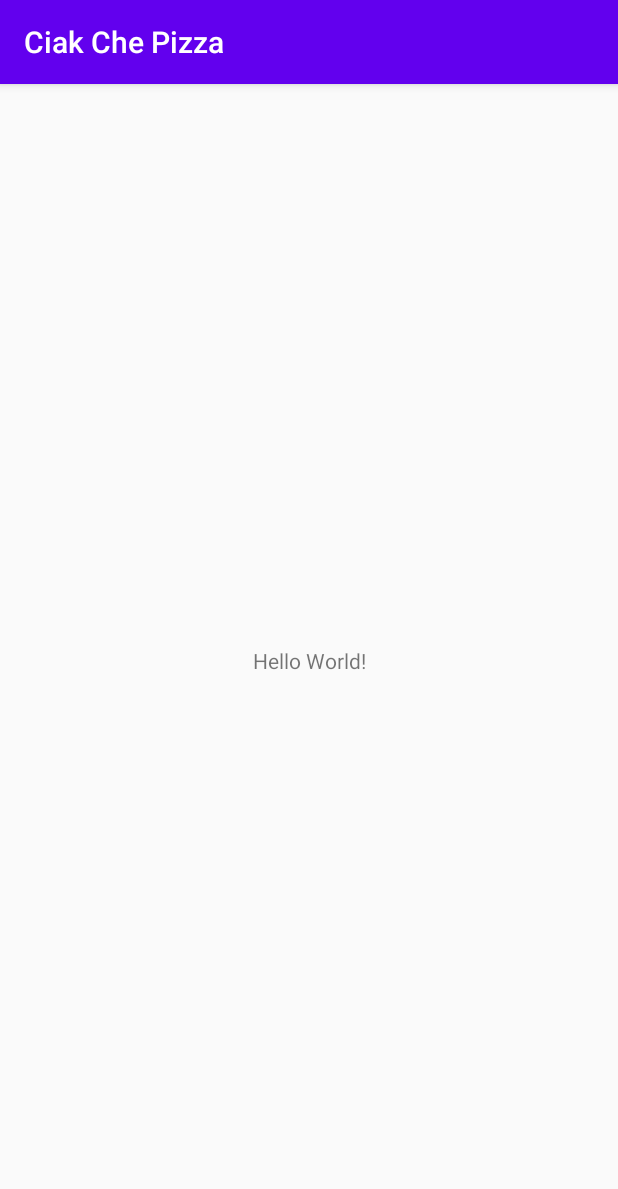
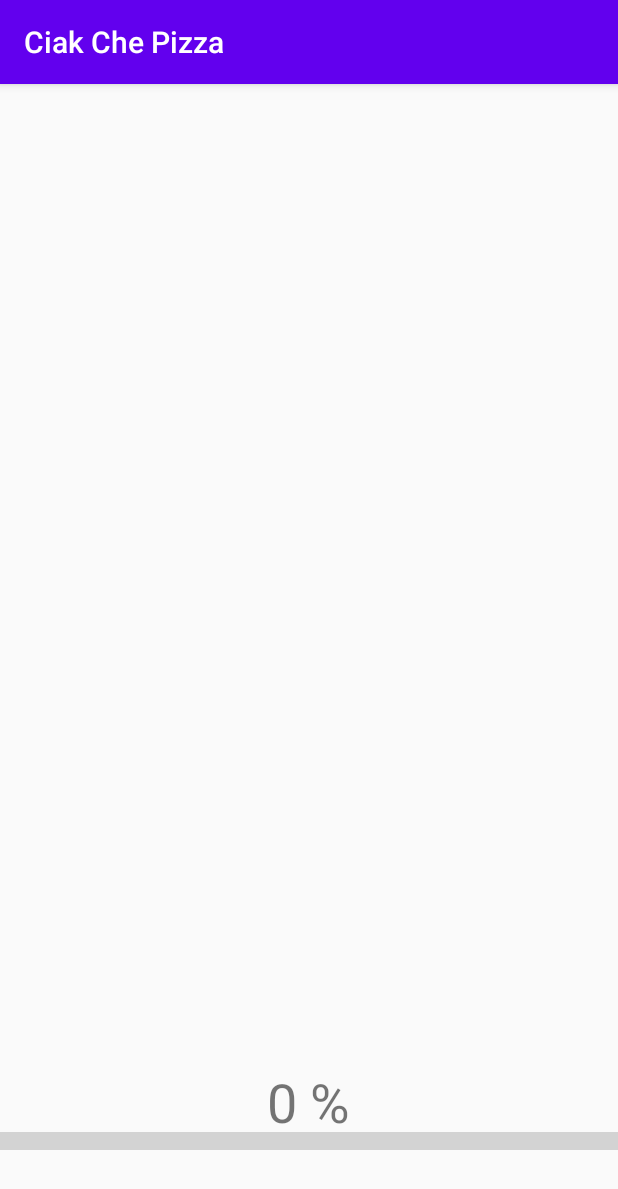
Before and after one commit to avenger-pirate/ciakchepizzapp, an Android app: the screen it shows after launch (MainActivity), on a phone screen of 412 x 824 dp. Shown: the top 1189 px of the screen. Run offline under Robolectric (Android 15) with nearby library versions, the phone set to English and light mode, and no system bars; 3 statements that could not run were skipped.

Commit message:
update - 03/05/2020 dom 02:35

```diff
--- a/CiakChePizza/app/src/main/java/com/Pizzeria/ciakchepizza/MainActivity.java
+++ b/CiakChePizza/app/src/main/java/com/Pizzeria/ciakchepizza/MainActivity.java
@@ -2,13 +2,88 @@ package com.Pizzeria.ciakchepizza;
 
 import androidx.appcompat.app.AppCompatActivity;
 
+import android.content.SharedPreferences;
 import android.os.Bundle;
+import android.util.Log;
+import android.view.WindowManager;
+import android.widget.ProgressBar;
+import android.widget.TextView;
 
 public class MainActivity extends AppCompatActivity {
 
+    private SharedPreferences mPrefs;
+    private String mCurString;
+
+    ProgressBar progressBar;
+    TextView textView;
     @Override
     protected void onCreate(Bundle savedInstanceState) {
         super.onCreate(savedInstanceState);
         setContentView(R.layout.activity_main);
+        getWindow().setFlags(WindowManager.LayoutParams.FLAG_FULLSCREEN,
+                WindowManager.LayoutParams.FLAG_FULLSCREEN);
+        progressBar = findViewById(R.id.progressBar);
+        textView = findViewById(R.id.textView);
+        progressBar.setMax(100);
+        progressBar.setScaleY(3f);
+        progressAnimation();
+        //IMPOSTO IL VALORE DEL CARICAMENTO CON IL VALORE MEMORIZZATO
+        mPrefs = getSharedPreferences("Calcio", MODE_PRIVATE);
+        mCurString = mPrefs.getString("view_mode", "0"+" %");
+        progressBar = findViewById(R.id.progressBar);
+        textView.setText(mCurString);
+
+    }
+
+    public void progressAnimation(){
+        ProgressBarAnimation anim = new ProgressBarAnimation(this, progressBar, textView, 0f,100f);
+        anim.setDuration(8000);
+        progressBar.setAnimation(anim);
+
+    }
+
+    @Override
+    protected void onStart() {
+        super.onStart();
+    }
+
+
+    @Override
+    protected void onResume() {
+        super.onResume();
+    }
+
+    @Override
+    protected void onPause() {
+        super.onPause();
+        //SALVO IL VALORE NELLE PREFERENZE || QUANDO GIRO LO SCHERMO I DATI NON CAMBIANO
+        SharedPreferences.Editor ed = mPrefs.edit();
+        //RECUPERO DEL VALORE DALLA CASELLA DI TESTO
+        progressBar = findViewById(R.id.progressBar);
+        //METTE IL VALORE NELL'EDITOR DELLE PREFERENZE
+        ed.putString("view_mode", textView.getText().toString());
+        //SALVA IL VALORE
+        ed.commit();
+    }
+
+
+    @Override
+    protected void onRestart() {
+        super.onRestart();
+        Log.d("MainActivity", "onCreate");
+
+    }
+
+    @Override
+    protected void onStop() {
+        super.onStop();
+    }
+
+
+    @Override
+    protected void onDestroy() {
+        super.onDestroy();
+        Log.d("MainActivity", "onCreate");
+
     }
 }
--- a/CiakChePizza/app/src/main/res/layout/activity_main.xml
+++ b/CiakChePizza/app/src/main/res/layout/activity_main.xml
@@ -1,18 +1,29 @@
 <?xml version="1.0" encoding="utf-8"?>
-<androidx.constraintlayout.widget.ConstraintLayout xmlns:android="http://schemas.android.com/apk/res/android"
+<RelativeLayout xmlns:android="http://schemas.android.com/apk/res/android"
     xmlns:app="http://schemas.android.com/apk/res-auto"
     xmlns:tools="http://schemas.android.com/tools"
     android:layout_width="match_parent"
     android:layout_height="match_parent"
     tools:context=".MainActivity">
 
+
     <TextView
+        android:id="@+id/textView"
         android:layout_width="wrap_content"
         android:layout_height="wrap_content"
-        android:text="Hello World!"
-        app:layout_constraintBottom_toBottomOf="parent"
-        app:layout_constraintLeft_toLeftOf="parent"
-        app:layout_constraintRight_toRightOf="parent"
-        app:layout_constraintTop_toTopOf="parent" />
+        android:layout_alignParentBottom="true"
+        android:layout_centerHorizontal="true"
+        android:layout_marginBottom="65dp"
+        android:text="0%"
+        android:textSize="36sp" />
+    <ProgressBar
+        android:id="@+id/progressBar"
+        style="@style/Widget.AppCompat.ProgressBar.Horizontal"
+        android:layout_width="match_parent"
+        android:layout_height="wrap_content"
+        android:layout_alignParentBottom="true"
+        android:layout_marginBottom="55dp"
+        tools:layout_editor_absoluteX="22dp"
+        tools:layout_editor_absoluteY="547dp" />
 
-</androidx.constraintlayout.widget.ConstraintLayout>
+</RelativeLayout>
```
Also changed, not shown: CiakChePizza/app/build.gradle (+15 -0 lines).
